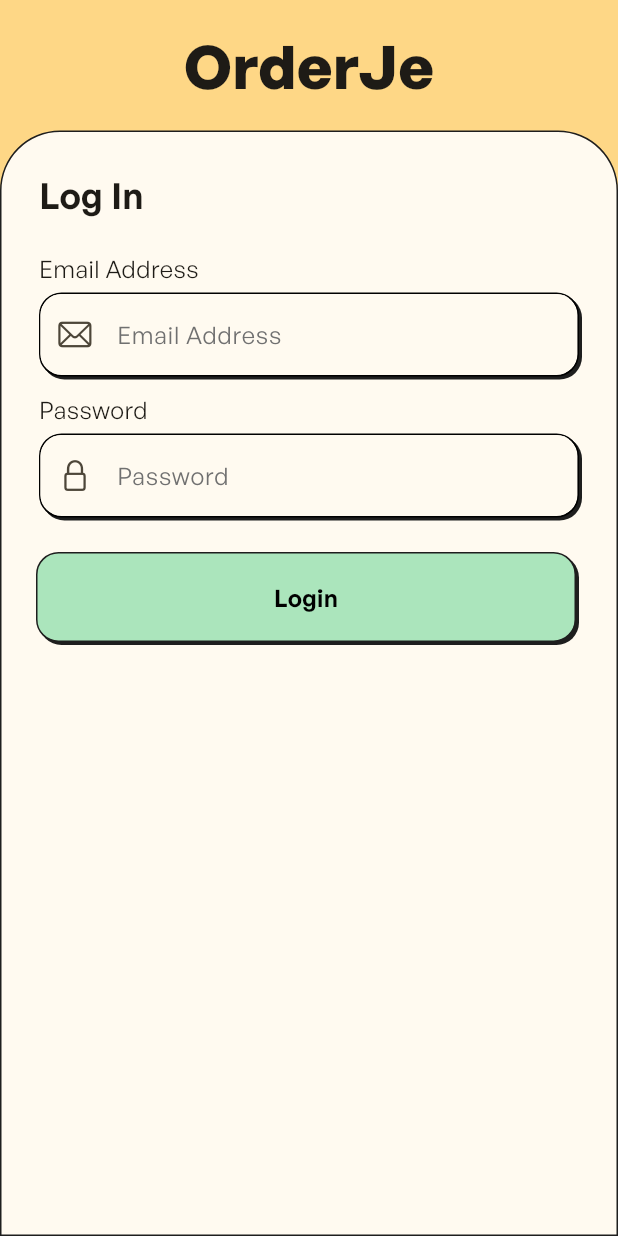
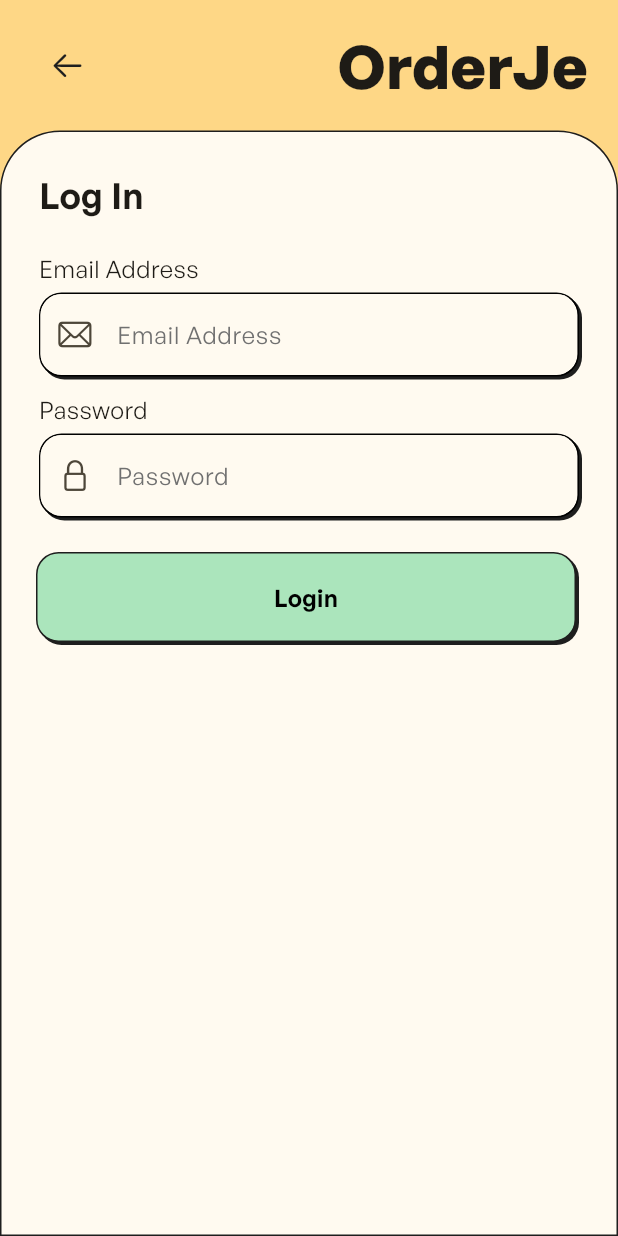
Before and after one commit to ElyasAsmad/orderje-app, a Flutter app: the screen it shows after launch, after a tap on "Log in to your account", on a phone screen of 412 x 824 dp. Run offline on Flutter 3.47's test engine with Material 2 defaults, Android fonts, the phone set to English and light mode, and no system bars; our stand-ins replace firebase_auth, firebase_core, font_awesome_flutter, google_sign_in; missing offline and left inert: flutter_displaymode; accounts and stored records are empty.

Commit message:
✅ Auth & getstarted screens update

```diff
--- a/lib/screens/auth/login_screen.dart
+++ b/lib/screens/auth/login_screen.dart
@@ -25,9 +25,34 @@ class _LoginScreenState extends State<LoginScreen> {
         width: double.infinity,
         child: Column(
           children: [
-            const Text(
-              'OrderJe',
-              style: TextStyle(fontSize: 40.0, fontWeight: FontWeight.bold),
+            Container(
+              padding: const EdgeInsets.symmetric(horizontal: 20),
+              child: Row(
+                children: [
+                  SizedBox(
+                    height: 50,
+                    width: 50,
+                    child: IconButton(
+                        onPressed: () {
+                          if (Navigator.canPop(context)) {
+                            Navigator.pop(context);
+                          }
+                        },
+                        icon: Icon(
+                          CupertinoIcons.arrow_left,
+                          color: OrderJeColors.black,
+                        )),
+                  ),
+                  const Expanded(
+                    child: Text(
+                      'OrderJe',
+                      style: TextStyle(
+                          fontSize: 40.0, fontWeight: FontWeight.bold),
+                      textAlign: TextAlign.end,
+                    ),
+                  ),
+                ],
+              ),
             ),
             const SizedBox(
               height: 15.0,
--- a/lib/screens/getstarted_screen.dart
+++ b/lib/screens/getstarted_screen.dart
@@ -1,11 +1,32 @@
+import 'package:firebase_auth/firebase_auth.dart';
 import 'package:flutter/material.dart';
+import 'package:font_awesome_flutter/font_awesome_flutter.dart';
+import 'package:google_sign_in/google_sign_in.dart';
 import 'package:orderje/constants/brand_color.dart';
 import 'package:orderje/screens/auth/login_screen.dart';
 import 'package:orderje/screens/auth/signup_screen.dart';
 import 'package:orderje/widgets/orderje_button.dart';
+import 'package:orderje/widgets/orderje_iconbutton.dart';
 
 class GetStartedScreen extends StatelessWidget {
   const GetStartedScreen({super.key});
+
+  Future<UserCredential> signInWithGoogle() async {
+    // Trigger the authentication flow
+    final GoogleSignInAccount? googleUser = await GoogleSignIn().signIn();
+
+    // Obtain the auth details from the request
+    final GoogleSignInAuthentication? googleAuth = await googleUser?.authentication;
+
+    // Create a new credential
+    final credential = GoogleAuthProvider.credential(
+      accessToken: googleAuth?.accessToken,
+      idToken: googleAuth?.idToken,
+    );
+
+    // Once signed in, return the UserCredential
+    return await FirebaseAuth.instance.signInWithCredential(credential);
+  }
 
   @override
   Widget build(BuildContext context) {
@@ -46,11 +67,14 @@ class GetStartedScreen extends StatelessWidget {
             height: 350,
             width: double.infinity,
             child: Column(
-              crossAxisAlignment: CrossAxisAlignment.start,
               children: [
-                const Text(
-                  'Let\'s Get Started!',
-                  style: TextStyle(fontSize: 24.0, fontWeight: FontWeight.w500),
+                const SizedBox(
+                  width: double.infinity,
+                  child: Text(
+                    'Let\'s Get Started!',
+                    style: TextStyle(fontSize: 24.0, fontWeight: FontWeight.w500),
+                    textAlign: TextAlign.start,
+                  ),
                 ),
                 const SizedBox(
                   height: 20.0,
@@ -70,6 +94,22 @@ class GetStartedScreen extends StatelessWidget {
                     Navigator.pushNamed(context, '/auth/login');
                   },
                   buttonText: 'Log in to your account',
+                ),
+                const SizedBox(height: 20,),
+                const Text('or continue with', style: TextStyle(fontSize: 12),textAlign: TextAlign.center,),
+                const SizedBox(height: 15,),
+                Row(
+                  mainAxisAlignment: MainAxisAlignment.center,
+                  children: [
+                    CircleButton(
+                      icon: FontAwesomeIcons.google,
+                      onPressed: signInWithGoogle,
+                    ),
+                    const SizedBox(width: 10,),
+                    CircleButton(
+                      icon: FontAwesomeIcons.microsoft,
+                    ),
+                  ],
                 )
               ],
             ),
```
Also changed, not shown: lib/screens/auth/signup_screen.dart (+28 -4 lines).
